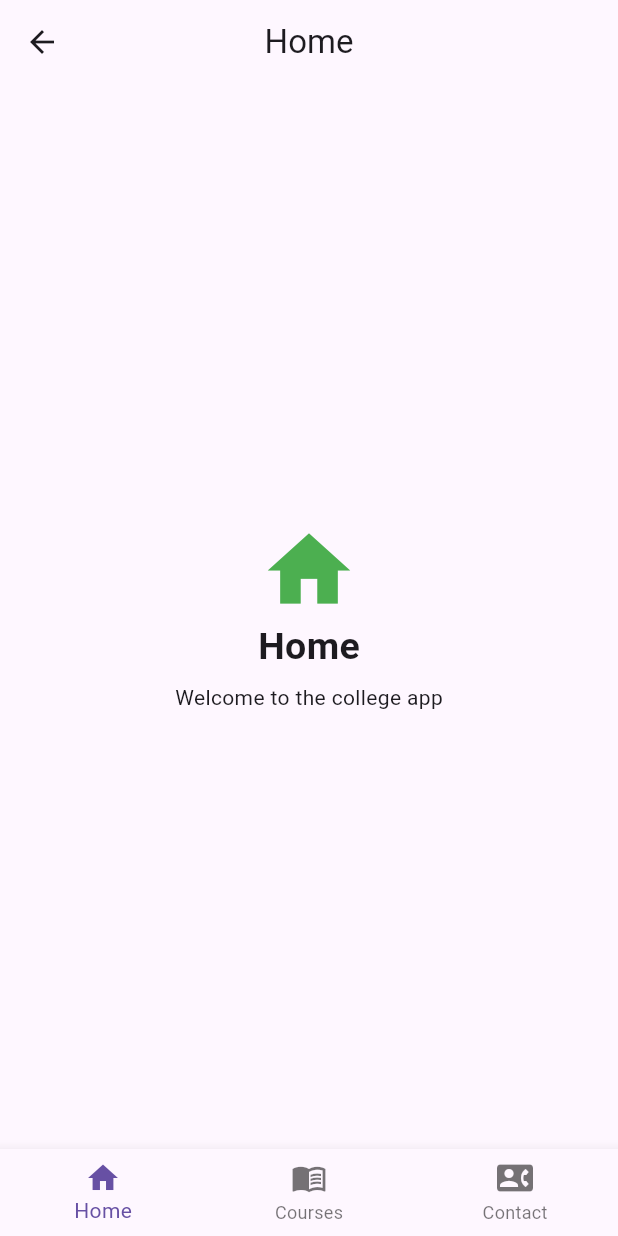
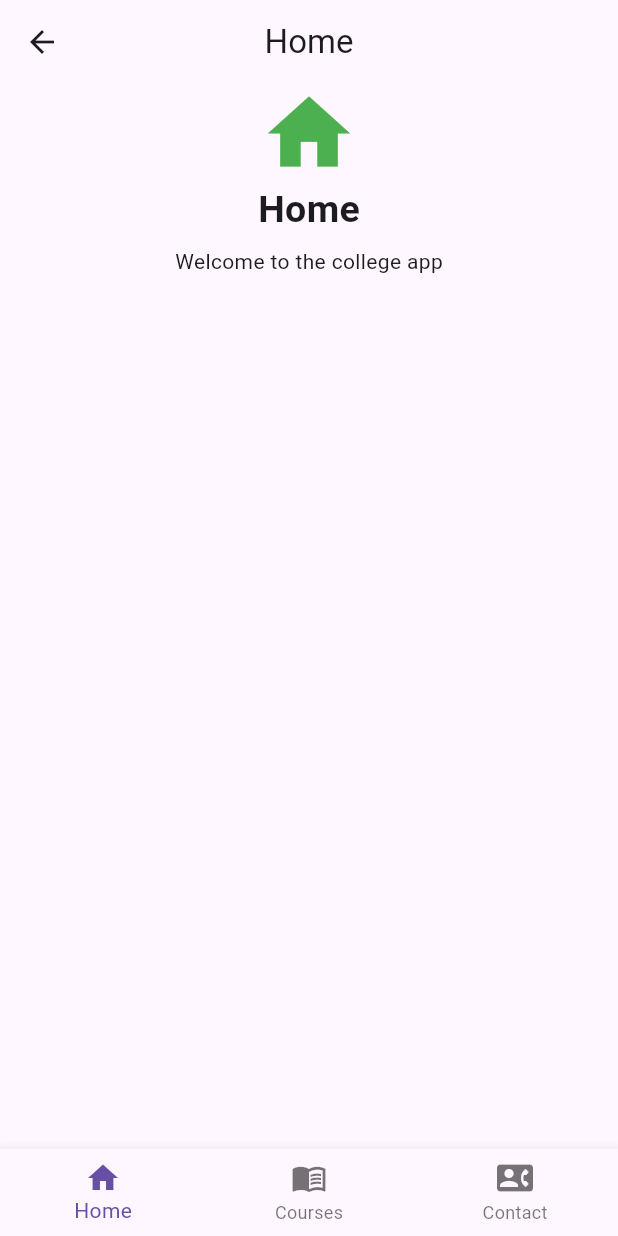
Before and after one commit to NetraChauhan/flutter_lab_sheet_4, a Flutter app: the Main screen opened directly, on a phone screen of 412 x 824 dp. Run offline on Flutter 3.47's test engine with Material 3 defaults, Android fonts, the phone set to English and light mode, and no system bars.

Commit message:
Remove vertical centering from Program 14

```diff
--- a/lib/program_14.dart
+++ b/lib/program_14.dart
@@ -23,5 +23,5 @@ class _S extends State<Main>{
 class _P extends StatelessWidget{
  final IconData icon;final String title,text;
  const _P(this.icon,this.title,this.text);
- Widget build(c)=>Center(child:Column(mainAxisSize:MainAxisSize.min,children:[Icon(icon,size:66,color:Colors.green),Text(title,style:const TextStyle(fontSize:25,fontWeight:FontWeight.bold)),const SizedBox(height:6),Text(text)]));
+ Widget build(c)=>Align(alignment:Alignment.topCenter,child:Column(mainAxisSize:MainAxisSize.min,children:[Icon(icon,size:66,color:Colors.green),Text(title,style:const TextStyle(fontSize:25,fontWeight:FontWeight.bold)),const SizedBox(height:6),Text(text)]));
 }
```
